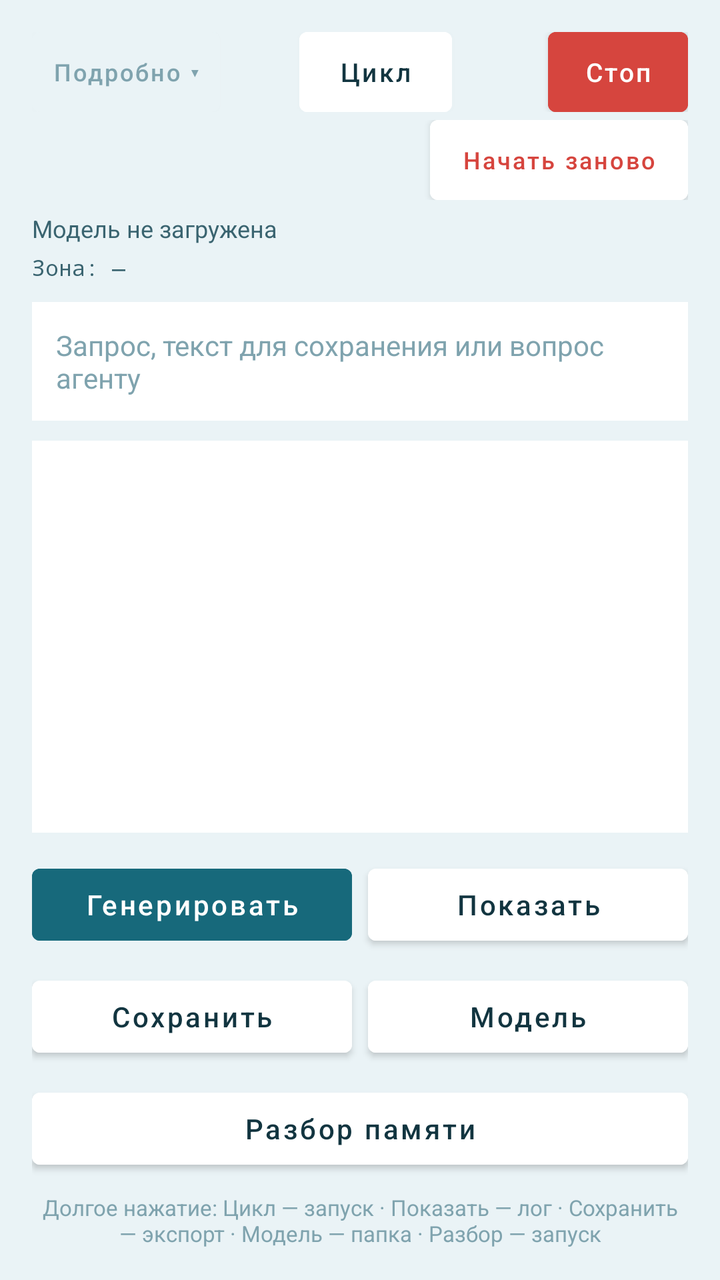
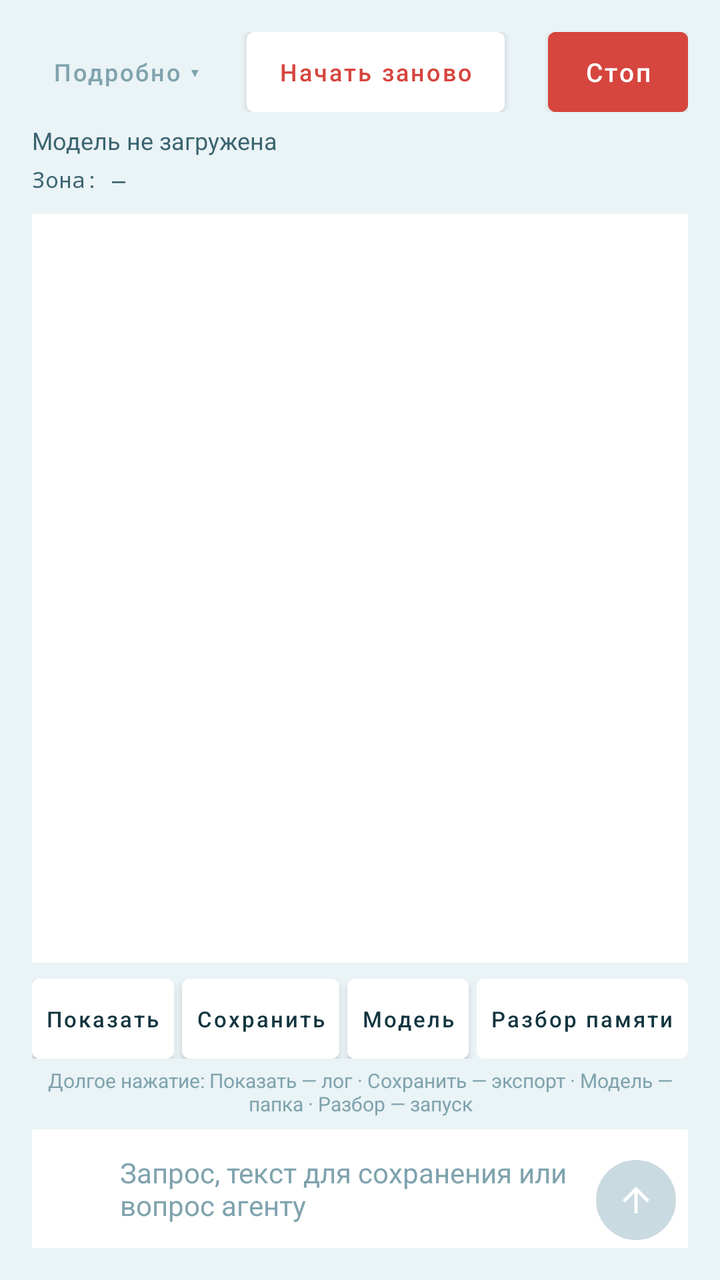

Compare the two renders of this Android layout. The source of the first and the diff that turns it into the second are given below.
<!-- AndroidManifest.xml: application theme Theme.UroborosMobile -->
<!-- res/layout/activity_main.xml -->
<?xml version="1.0" encoding="utf-8"?>
<LinearLayout xmlns:android="http://schemas.android.com/apk/res/android"
    android:layout_width="match_parent"
    android:layout_height="match_parent"
    android:orientation="vertical"
    android:background="#EAF3F6"
    android:animateLayoutChanges="true"
    android:padding="16dp">

    
    <LinearLayout
        android:layout_width="match_parent"
        android:layout_height="wrap_content"
        android:orientation="horizontal"
        android:gravity="center_vertical">

        <Button
            android:id="@+id/buttonDetails"
            android:layout_width="wrap_content"
            android:layout_height="wrap_content"
            android:minWidth="0dp"
            android:minHeight="40dp"
            android:paddingStart="10dp"
            android:paddingEnd="10dp"
            android:insetTop="0dp"
            android:insetBottom="0dp"
            android:textSize="12sp"
            android:textAllCaps="false"
            android:textColor="#7FA3AE"
            android:backgroundTint="#EAF3F6"
            android:text="Подробно ▾"/>

        <View
            android:layout_width="0dp"
            android:layout_height="1dp"
            android:layout_weight="1"/>

        <Button
            android:id="@+id/buttonCycle"
            android:layout_width="wrap_content"
            android:layout_height="wrap_content"
            android:minWidth="0dp"
            android:minHeight="40dp"
            android:paddingStart="20dp"
            android:paddingEnd="20dp"
            android:insetTop="0dp"
            android:insetBottom="0dp"
            android:textSize="13sp"
            android:textAllCaps="false"
            android:textColor="#123540"
            android:backgroundTint="#FFFFFF"
            android:text="Цикл"/>

        <View
            android:layout_width="0dp"
            android:layout_height="1dp"
            android:layout_weight="1"/>

        <Button
            android:id="@+id/buttonStop"
            android:layout_width="wrap_content"
            android:layout_height="wrap_content"
            android:layout_marginStart="8dp"
            android:minWidth="0dp"
            android:minHeight="40dp"
            android:paddingStart="18dp"
            android:paddingEnd="18dp"
            android:insetTop="0dp"
            android:insetBottom="0dp"
            android:textSize="13sp"
            android:textAllCaps="false"
            android:textColor="#FFFFFF"
            android:backgroundTint="#D6453E"
            android:text="Стоп"/>

    </LinearLayout>

    
    <LinearLayout
        android:layout_width="match_parent"
        android:layout_height="wrap_content"
        android:layout_marginTop="4dp"
        android:gravity="end"
        android:orientation="horizontal">

        <Button
            android:id="@+id/buttonRestart"
            android:layout_width="wrap_content"
            android:layout_height="40dp"
            android:minWidth="0dp"
            android:paddingStart="16dp"
            android:paddingEnd="16dp"
            android:insetTop="0dp"
            android:insetBottom="0dp"
            android:textSize="12sp"
            android:textAllCaps="false"
            android:textColor="#D6453E"
            android:backgroundTint="#FFFFFF"
            android:text="Начать заново"/>

    </LinearLayout>

    
    <TextView
        android:id="@+id/textModelStatus"
        android:layout_width="match_parent"
        android:layout_height="wrap_content"
        android:layout_marginTop="6dp"
        android:textSize="12sp"
        android:textColor="#3A6470"
        android:maxLines="1"
        android:ellipsize="end"
        android:text="Модель не загружена"/>

    
    <TextView
        android:id="@+id/textHardware"
        android:layout_width="match_parent"
        android:layout_height="wrap_content"
        android:layout_marginTop="4dp"
        android:textSize="11sp"
        android:textColor="#3A6470"
        android:fontFamily="monospace"
        android:lineSpacingExtra="2dp"
        android:text="Зона: —"/>

    
    <TextView
        android:id="@+id/textProgress"
        android:layout_width="match_parent"
        android:layout_height="wrap_content"
        android:layout_marginTop="4dp"
        android:textSize="11sp"
        android:textColor="#17697B"
        android:fontFamily="monospace"
        android:visibility="gone"/>

    
    <TextView
        android:id="@+id/textMetrics"
        android:layout_width="match_parent"
        android:layout_height="wrap_content"
        android:layout_marginTop="6dp"
        android:textSize="11sp"
        android:textColor="#3A6470"
        android:fontFamily="monospace"
        android:lineSpacingExtra="2dp"
        android:visibility="gone"/>

    
    <CheckBox
        android:id="@+id/checkAutoContinue"
        android:layout_width="wrap_content"
        android:layout_height="wrap_content"
        android:layout_gravity="end"
        android:layout_marginTop="4dp"
        android:textSize="12sp"
        android:textColor="#3A6470"
        android:visibility="gone"
        android:text="После комы продолжать разговор сам"/>

    
    <CheckBox
        android:id="@+id/checkWallProbe"
        android:layout_width="wrap_content"
        android:layout_height="wrap_content"
        android:layout_gravity="end"
        android:textSize="12sp"
        android:textColor="#3A6470"
        android:visibility="gone"
        android:text="Проверочная строка в стене"/>

    
    <TextView
        android:id="@+id/textStopBanner"
        android:layout_width="match_parent"
        android:layout_height="wrap_content"
        android:layout_marginTop="10dp"
        android:padding="12dp"
        android:background="#FBE3E1"
        android:textSize="13sp"
        android:textColor="#A3231D"
        android:visibility="gone"
        android:text="Остановлено"/>

    <EditText
        android:id="@+id/editTextInput"
        android:layout_width="match_parent"
        android:layout_height="wrap_content"
        android:layout_marginTop="10dp"
        android:padding="12dp"
        android:background="#FFFFFF"
        android:textSize="14sp"
        android:textColor="#123540"
        android:textColorHint="#7FA3AE"
        android:inputType="textMultiLine"
        android:maxLines="4"
        android:hint="Запрос, текст для сохранения или вопрос агенту"/>

    
    <TextView
        android:id="@+id/textAnswerLabel"
        android:layout_width="match_parent"
        android:layout_height="wrap_content"
        android:layout_marginTop="10dp"
        android:paddingStart="10dp"
        android:paddingTop="8dp"
        android:paddingEnd="10dp"
        android:background="#FFFFFF"
        android:textSize="12sp"
        android:textStyle="bold"
        android:textColor="#5B4B9E"
        android:visibility="gone"
        android:text="Ответ агента"/>

    <TextView
        android:id="@+id/textAnswer"
        android:layout_width="match_parent"
        android:layout_height="wrap_content"
        android:paddingStart="10dp"
        android:paddingBottom="8dp"
        android:paddingEnd="10dp"
        android:background="#FFFFFF"
        android:textSize="13sp"
        android:textColor="#123540"
        android:visibility="gone"/>

    
    <ScrollView
        android:id="@+id/scrollResults"
        android:layout_width="match_parent"
        android:layout_height="0dp"
        android:layout_weight="1"
        android:layout_marginTop="10dp"
        android:padding="12dp"
        android:scrollbars="vertical"
        android:fadeScrollbars="false"
        android:background="#FFFFFF">

        <TextView
            android:id="@+id/textResults"
            android:layout_width="match_parent"
            android:layout_height="wrap_content"
            android:textSize="13sp"
            android:textColor="#123540"
            android:fontFamily="monospace"/>

    </ScrollView>

    
    <LinearLayout
        android:id="@+id/rowTurnNav"
        android:layout_width="match_parent"
        android:layout_height="wrap_content"
        android:orientation="horizontal"
        android:layout_marginTop="6dp"
        android:visibility="gone">

        <Button
            android:id="@+id/buttonTurnPrev"
            android:layout_width="wrap_content"
            android:layout_height="40dp"
            android:minWidth="0dp"
            android:paddingStart="16dp"
            android:paddingEnd="16dp"
            android:textSize="12sp"
            android:textAllCaps="false"
            android:textColor="#123540"
            android:backgroundTint="#FFFFFF"
            android:text="↑ ход"/>

        <Button
            android:id="@+id/buttonTurnNext"
            android:layout_width="wrap_content"
            android:layout_height="40dp"
            android:layout_marginStart="8dp"
            android:minWidth="0dp"
            android:paddingStart="16dp"
            android:paddingEnd="16dp"
            android:textSize="12sp"
            android:textAllCaps="false"
            android:textColor="#123540"
            android:backgroundTint="#FFFFFF"
            android:text="↓ ход"/>

        <View
            android:layout_width="0dp"
            android:layout_height="1dp"
            android:layout_weight="1"/>

        <Button
            android:id="@+id/buttonDropTurn"
            android:layout_width="wrap_content"
            android:layout_height="40dp"
            android:layout_marginStart="8dp"
            android:minWidth="0dp"
            android:paddingStart="16dp"
            android:paddingEnd="16dp"
            android:textSize="12sp"
            android:textAllCaps="false"
            android:textColor="#D6453E"
            android:backgroundTint="#FFFFFF"
            android:text="Убрать ход"/>

    </LinearLayout>

    
    <LinearLayout
        android:layout_width="match_parent"
        android:layout_height="wrap_content"
        android:orientation="horizontal"
        android:layout_marginTop="12dp">

        
        <Button
            android:id="@+id/buttonGenerate"
            android:layout_width="0dp"
            android:layout_height="wrap_content"
            android:layout_weight="1"
            android:minHeight="48dp"
            android:textSize="14sp"
            android:textAllCaps="false"
            android:textColor="#FFFFFF"
            android:backgroundTint="#17697B"
            android:enabled="false"
            android:text="Генерировать"/>

        <Button
            android:id="@+id/buttonShow"
            android:layout_width="0dp"
            android:layout_height="wrap_content"
            android:layout_weight="1"
            android:layout_marginStart="8dp"
            android:minHeight="48dp"
            android:textSize="14sp"
            android:textAllCaps="false"
            android:textColor="#123540"
            android:backgroundTint="#FFFFFF"
            android:text="Показать"/>

    </LinearLayout>

    <LinearLayout
        android:layout_width="match_parent"
        android:layout_height="wrap_content"
        android:orientation="horizontal"
        android:layout_marginTop="8dp">

        <Button
            android:id="@+id/buttonSave"
            android:layout_width="0dp"
            android:layout_height="wrap_content"
            android:layout_weight="1"
            android:minHeight="48dp"
            android:textSize="14sp"
            android:textAllCaps="false"
            android:textColor="#123540"
            android:backgroundTint="#FFFFFF"
            android:text="Сохранить"/>

        <Button
            android:id="@+id/buttonLoadModel"
            android:layout_width="0dp"
            android:layout_height="wrap_content"
            android:layout_weight="1"
            android:layout_marginStart="8dp"
            android:minHeight="48dp"
            android:textSize="14sp"
            android:textAllCaps="false"
            android:textColor="#123540"
            android:backgroundTint="#FFFFFF"
            android:text="Модель"/>

    </LinearLayout>

    
    <Button
        android:id="@+id/buttonJudge"
        android:layout_width="match_parent"
        android:layout_height="wrap_content"
        android:layout_marginTop="8dp"
        android:minHeight="48dp"
        android:textSize="14sp"
        android:textAllCaps="false"
        android:textColor="#123540"
        android:backgroundTint="#FFFFFF"
        android:text="Разбор памяти"/>

    
    <TextView
        android:layout_width="match_parent"
        android:layout_height="wrap_content"
        android:layout_marginTop="8dp"
        android:gravity="center"
        android:textSize="11sp"
        android:textColor="#7FA3AE"
        android:text="Долгое нажатие: Цикл — запуск · Показать — лог · Сохранить — экспорт · Модель — папка · Разбор — запуск"/>

</LinearLayout>
<!-- resources referenced by this layout -->
<resources>
  <style name="Theme.UroborosMobile" parent="Theme.MaterialComponents.DayNight.NoActionBar" />
</resources>

<!-- the commit's change to res/layout/activity_main.xml (unified diff, before → after) -->
@@ -36,20 +36,19 @@
             android:layout_weight="1"/>
 
         <Button
-            android:id="@+id/buttonCycle"
-            android:layout_width="wrap_content"
-            android:layout_height="wrap_content"
-            android:minWidth="0dp"
-            android:minHeight="40dp"
-            android:paddingStart="20dp"
-            android:paddingEnd="20dp"
-            android:insetTop="0dp"
-            android:insetBottom="0dp"
-            android:textSize="13sp"
-            android:textAllCaps="false"
-            android:textColor="#123540"
-            android:backgroundTint="#FFFFFF"
-            android:text="Цикл"/>
+            android:id="@+id/buttonRestart"
+            android:layout_width="wrap_content"
+            android:layout_height="40dp"
+            android:minWidth="0dp"
+            android:paddingStart="16dp"
+            android:paddingEnd="16dp"
+            android:insetTop="0dp"
+            android:insetBottom="0dp"
+            android:textSize="12sp"
+            android:textAllCaps="false"
+            android:textColor="#D6453E"
+            android:backgroundTint="#FFFFFF"
+            android:text="Начать заново"/>
 
         <View
             android:layout_width="0dp"
@@ -72,31 +71,6 @@
             android:textColor="#FFFFFF"
             android:backgroundTint="#D6453E"
             android:text="Стоп"/>
-
-    </LinearLayout>
-
-    
-    <LinearLayout
-        android:layout_width="match_parent"
-        android:layout_height="wrap_content"
-        android:layout_marginTop="4dp"
-        android:gravity="end"
-        android:orientation="horizontal">
-
-        <Button
-            android:id="@+id/buttonRestart"
-            android:layout_width="wrap_content"
-            android:layout_height="40dp"
-            android:minWidth="0dp"
-            android:paddingStart="16dp"
-            android:paddingEnd="16dp"
-            android:insetTop="0dp"
-            android:insetBottom="0dp"
-            android:textSize="12sp"
-            android:textAllCaps="false"
-            android:textColor="#D6453E"
-            android:backgroundTint="#FFFFFF"
-            android:text="Начать заново"/>
 
     </LinearLayout>
 
@@ -134,41 +108,6 @@
         android:textColor="#17697B"
         android:fontFamily="monospace"
         android:visibility="gone"/>
-
-    
-    <TextView
-        android:id="@+id/textMetrics"
-        android:layout_width="match_parent"
-        android:layout_height="wrap_content"
-        android:layout_marginTop="6dp"
-        android:textSize="11sp"
-        android:textColor="#3A6470"
-        android:fontFamily="monospace"
-        android:lineSpacingExtra="2dp"
-        android:visibility="gone"/>
-
-    
-    <CheckBox
-        android:id="@+id/checkAutoContinue"
-        android:layout_width="wrap_content"
-        android:layout_height="wrap_content"
-        android:layout_gravity="end"
-        android:layout_marginTop="4dp"
-        android:textSize="12sp"
-        android:textColor="#3A6470"
-        android:visibility="gone"
-        android:text="После комы продолжать разговор сам"/>
-
-    
-    <CheckBox
-        android:id="@+id/checkWallProbe"
-        android:layout_width="wrap_content"
-        android:layout_height="wrap_content"
-        android:layout_gravity="end"
-        android:textSize="12sp"
-        android:textColor="#3A6470"
-        android:visibility="gone"
-        android:text="Проверочная строка в стене"/>
 
     
     <TextView
@@ -182,20 +121,6 @@
         android:textColor="#A3231D"
         android:visibility="gone"
         android:text="Остановлено"/>
-
-    <EditText
-        android:id="@+id/editTextInput"
-        android:layout_width="match_parent"
-        android:layout_height="wrap_content"
-        android:layout_marginTop="10dp"
-        android:padding="12dp"
-        android:background="#FFFFFF"
-        android:textSize="14sp"
-        android:textColor="#123540"
-        android:textColorHint="#7FA3AE"
-        android:inputType="textMultiLine"
-        android:maxLines="4"
-        android:hint="Запрос, текст для сохранения или вопрос агенту"/>
 
     
     <TextView
@@ -226,26 +151,83 @@
         android:visibility="gone"/>
 
     
-    <ScrollView
-        android:id="@+id/scrollResults"
+    <FrameLayout
         android:layout_width="match_parent"
         android:layout_height="0dp"
         android:layout_weight="1"
-        android:layout_marginTop="10dp"
-        android:padding="12dp"
-        android:scrollbars="vertical"
-        android:fadeScrollbars="false"
-        android:background="#FFFFFF">
-
-        <TextView
-            android:id="@+id/textResults"
+        android:layout_marginTop="10dp">
+
+        
+        <ScrollView
+            android:id="@+id/scrollResults"
             android:layout_width="match_parent"
-            android:layout_height="wrap_content"
-            android:textSize="13sp"
-            android:textColor="#123540"
-            android:fontFamily="monospace"/>
-
-    </ScrollView>
+            android:layout_height="match_parent"
+            android:padding="12dp"
+            android:scrollbars="vertical"
+            android:fadeScrollbars="false"
+            android:background="#FFFFFF">
+
+            <TextView
+                android:id="@+id/textResults"
+                android:layout_width="match_parent"
+                android:layout_height="wrap_content"
+                android:textSize="13sp"
+                android:textColor="#123540"
+                android:fontFamily="monospace"/>
+
+        </ScrollView>
+
+        
+        <ScrollView
+            android:id="@+id/scrollDetails"
+            android:layout_width="match_parent"
+            android:layout_height="match_parent"
+            android:padding="12dp"
+            android:scrollbars="vertical"
+            android:fadeScrollbars="false"
+            android:background="#FFFFFF"
+            android:visibility="gone">
+
+            <LinearLayout
+                android:layout_width="match_parent"
+                android:layout_height="wrap_content"
+                android:orientation="vertical">
+
+                
+                <CheckBox
+                    android:id="@+id/checkAutoContinue"
+                    android:layout_width="wrap_content"
+                    android:layout_height="wrap_content"
+                    android:layout_gravity="end"
+                    android:textSize="12sp"
+                    android:textColor="#3A6470"
+                    android:text="После комы продолжать разговор сам"/>
+
+                
+                <CheckBox
+                    android:id="@+id/checkWallProbe"
+                    android:layout_width="wrap_content"
+                    android:layout_height="wrap_content"
+                    android:layout_gravity="end"
+                    android:textSize="12sp"
+                    android:textColor="#3A6470"
+                    android:text="Проверочная строка в стене"/>
+
+                <TextView
+                    android:id="@+id/textMetrics"
+                    android:layout_width="match_parent"
+                    android:layout_height="wrap_content"
+                    android:layout_marginTop="8dp"
+                    android:textSize="11sp"
+                    android:textColor="#3A6470"
+                    android:fontFamily="monospace"
+                    android:lineSpacingExtra="2dp"/>
+
+            </LinearLayout>
+
+        </ScrollView>
+
+    </FrameLayout>
 
     
     <LinearLayout
@@ -309,91 +291,126 @@
         android:layout_width="match_parent"
         android:layout_height="wrap_content"
         android:orientation="horizontal"
-        android:layout_marginTop="12dp">
-
-        
-        <Button
-            android:id="@+id/buttonGenerate"
-            android:layout_width="0dp"
+        android:layout_marginTop="8dp">
+
+        <Button
+            android:id="@+id/buttonShow"
+            android:layout_width="wrap_content"
+            android:layout_height="40dp"
+            android:layout_weight="1"
+            android:minWidth="0dp"
+            android:paddingStart="4dp"
+            android:paddingEnd="4dp"
+            android:insetTop="0dp"
+            android:insetBottom="0dp"
+            android:maxLines="1"
+            android:textSize="11sp"
+            android:textAllCaps="false"
+            android:textColor="#123540"
+            android:backgroundTint="#FFFFFF"
+            android:text="Показать"/>
+
+        <Button
+            android:id="@+id/buttonSave"
+            android:layout_width="wrap_content"
+            android:layout_height="40dp"
+            android:layout_weight="1"
+            android:minWidth="0dp"
+            android:paddingStart="4dp"
+            android:paddingEnd="4dp"
+            android:insetTop="0dp"
+            android:insetBottom="0dp"
+            android:maxLines="1"
+            android:textSize="11sp"
+            android:textAllCaps="false"
+            android:textColor="#123540"
+            android:backgroundTint="#FFFFFF"
+            android:layout_marginStart="4dp"
+            android:text="Сохранить"/>
+
+        <Button
+            android:id="@+id/buttonLoadModel"
+            android:layout_width="wrap_content"
+            android:layout_height="40dp"
+            android:layout_weight="1"
+            android:minWidth="0dp"
+            android:paddingStart="4dp"
+            android:paddingEnd="4dp"
+            android:insetTop="0dp"
+            android:insetBottom="0dp"
+            android:maxLines="1"
+            android:textSize="11sp"
+            android:textAllCaps="false"
+            android:textColor="#123540"
+            android:backgroundTint="#FFFFFF"
+            android:layout_marginStart="4dp"
+            android:text="Модель"/>
+
+        <Button
+            android:id="@+id/buttonJudge"
+            android:layout_width="wrap_content"
+            android:layout_height="40dp"
+            android:layout_weight="1"
+            android:minWidth="0dp"
+            android:paddingStart="4dp"
+            android:paddingEnd="4dp"
+            android:insetTop="0dp"
+            android:insetBottom="0dp"
+            android:maxLines="1"
+            android:textSize="11sp"
+            android:textAllCaps="false"
+            android:textColor="#123540"
+            android:backgroundTint="#FFFFFF"
+            android:layout_marginStart="4dp"
+            android:text="Разбор памяти"/>
+
+    </LinearLayout>
+
+    
+    <TextView
+        android:layout_width="match_parent"
+        android:layout_height="wrap_content"
+        android:layout_marginTop="4dp"
+        android:gravity="center"
+        android:textSize="10sp"
+        android:textColor="#7FA3AE"
+        android:text="Долгое нажатие: Показать — лог · Сохранить — экспорт · Модель — папка · Разбор — запуск"/>
+
+    
+    <FrameLayout
+        android:layout_width="match_parent"
+        android:layout_height="wrap_content"
+        android:layout_marginTop="6dp">
+
+        <EditText
+            android:id="@+id/editTextInput"
+            android:layout_width="match_parent"
             android:layout_height="wrap_content"
-            android:layout_weight="1"
-            android:minHeight="48dp"
+            android:paddingStart="44dp"
+            android:paddingTop="12dp"
+            android:paddingEnd="56dp"
+            android:paddingBottom="12dp"
+            android:background="#FFFFFF"
             android:textSize="14sp"
-            android:textAllCaps="false"
-            android:textColor="#FFFFFF"
-            android:backgroundTint="#17697B"
-            android:enabled="false"
-            android:text="Генерировать"/>
-
-        <Button
-            android:id="@+id/buttonShow"
-            android:layout_width="0dp"
-            android:layout_height="wrap_content"
-            android:layout_weight="1"
-            android:layout_marginStart="8dp"
-            android:minHeight="48dp"
-            android:textSize="14sp"
-            android:textAllCaps="false"
-            android:textColor="#123540"
-            android:backgroundTint="#FFFFFF"
-            android:text="Показать"/>
-
-    </LinearLayout>
-
-    <LinearLayout
-        android:layout_width="match_parent"
-        android:layout_height="wrap_content"
-        android:orientation="horizontal"
-        android:layout_marginTop="8dp">
-
-        <Button
-            android:id="@+id/buttonSave"
-            android:layout_width="0dp"
-            android:layout_height="wrap_content"
-            android:layout_weight="1"
-            android:minHeight="48dp"
-            android:textSize="14sp"
-            android:textAllCaps="false"
-            android:textColor="#123540"
-            android:backgroundTint="#FFFFFF"
-            android:text="Сохранить"/>
-
-        <Button
-            android:id="@+id/buttonLoadModel"
-            android:layout_width="0dp"
-            android:layout_height="wrap_content"
-            android:layout_weight="1"
-            android:layout_marginStart="8dp"
-            android:minHeight="48dp"
-            android:textSize="14sp"
-            android:textAllCaps="false"
-            android:textColor="#123540"
-            android:backgroundTint="#FFFFFF"
-            android:text="Модель"/>
-
-    </LinearLayout>
-
-    
-    <Button
-        android:id="@+id/buttonJudge"
-        android:layout_width="match_parent"
-        android:layout_height="wrap_content"
-        android:layout_marginTop="8dp"
-        android:minHeight="48dp"
-        android:textSize="14sp"
-        android:textAllCaps="false"
-        android:textColor="#123540"
-        android:backgroundTint="#FFFFFF"
-        android:text="Разбор памяти"/>
-
-    
-    <TextView
-        android:layout_width="match_parent"
-        android:layout_height="wrap_content"
-        android:layout_marginTop="8dp"
-        android:gravity="center"
-        android:textSize="11sp"
-        android:textColor="#7FA3AE"
-        android:text="Долгое нажатие: Цикл — запуск · Показать — лог · Сохранить — экспорт · Модель — папка · Разбор — запуск"/>
+            android:textColor="#123540"
+            android:textColorHint="#7FA3AE"
+            android:inputType="textMultiLine"
+            android:maxLines="4"
+            android:hint="Запрос, текст для сохранения или вопрос агенту"/>
+
+        <ImageButton
+            android:id="@+id/buttonSend"
+            android:layout_width="40dp"
+            android:layout_height="40dp"
+            android:layout_gravity="end|bottom"
+            android:layout_marginEnd="6dp"
+            android:layout_marginBottom="4dp"
+            android:background="@drawable/bg_send_arrow"
+            android:backgroundTint="#C9DAE0"
+            android:src="@drawable/ic_send_arrow"
+            android:contentDescription="Отправить"
+            android:enabled="false"/>
+
+    </FrameLayout>
 
 </LinearLayout>
<!-- resource entries referenced after the edit -->
@@ -1,5 +1,22 @@
 <!-- resources referenced by this layout -->
 <resources>
+  <!-- drawable bg_send_arrow (drawable) -->
+  <?xml version="1.0" encoding="utf-8"?>
+  <shape xmlns:android="http://schemas.android.com/apk/res/android"
+      android:shape="oval">
+      <solid android:color="#FFFFFF"/>
+  </shape>
+  <!-- drawable ic_send_arrow (drawable) -->
+  <?xml version="1.0" encoding="utf-8"?>
+  <vector xmlns:android="http://schemas.android.com/apk/res/android"
+      android:width="20dp"
+      android:height="20dp"
+      android:viewportWidth="24"
+      android:viewportHeight="24">
+      <path
+          android:fillColor="#FFFFFF"
+          android:pathData="M11,20V7.83l-5.59,5.59L4,12l8,-8l8,8l-1.41,1.41L13,7.83V20H11z"/>
+  </vector>
   <style name="Theme.UroborosMobile" parent="Theme.MaterialComponents.DayNight.NoActionBar" />
 </resources>
 
